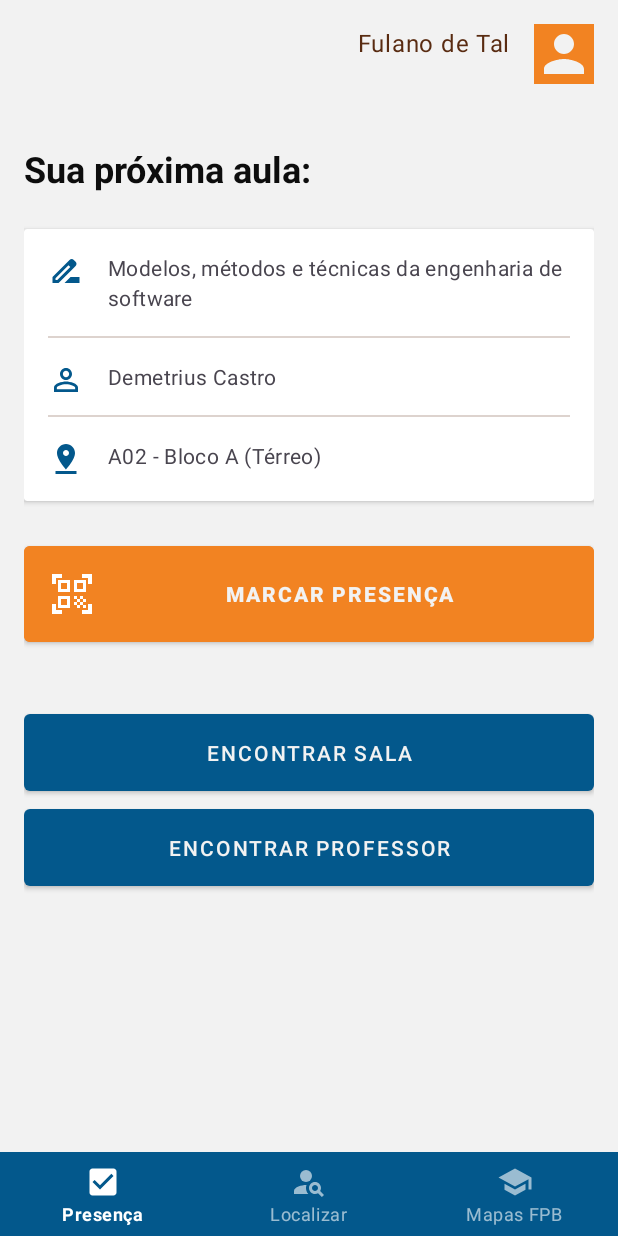
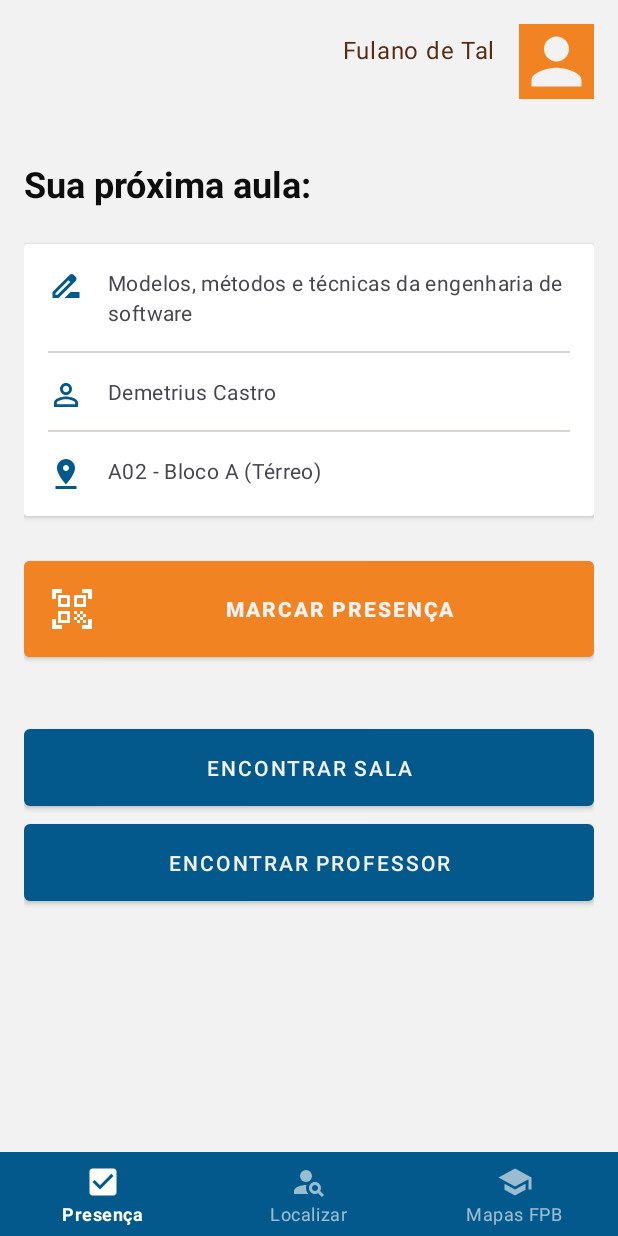
Before and after one commit to jessicaraissapessoa/FPBmapsApp, an Android app: the TelaInicialActivity screen opened directly, with no data from a screen before it, on a phone screen of 412 x 824 dp. Run offline under Robolectric (Android 15) with nearby library versions, the phone set to English and light mode, and no system bars; our stand-ins replace navigation-ui.

Commit message:
aumento imagem perfil

```diff
--- a/app/src/main/res/layout/activity_tela_inicial.xml
+++ b/app/src/main/res/layout/activity_tela_inicial.xml
@@ -8,8 +8,8 @@
 
     <ImageButton
         android:id="@+id/btn_perfil"
-        android:layout_width="40dp"
-        android:layout_height="40dp"
+        android:layout_width="50dp"
+        android:layout_height="50dp"
         android:layout_margin="16dp"
         style="@style/Widget.MaterialComponents.TimePicker.ImageButton"
         android:background="@color/laranja"
```
